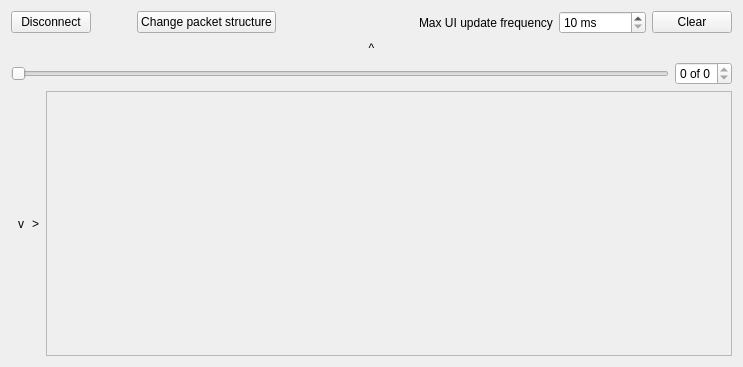
Old version of the form src/LorrisAnalyzer/lorrisanalyzer.ui in the repository Tasssadar/Lorris.
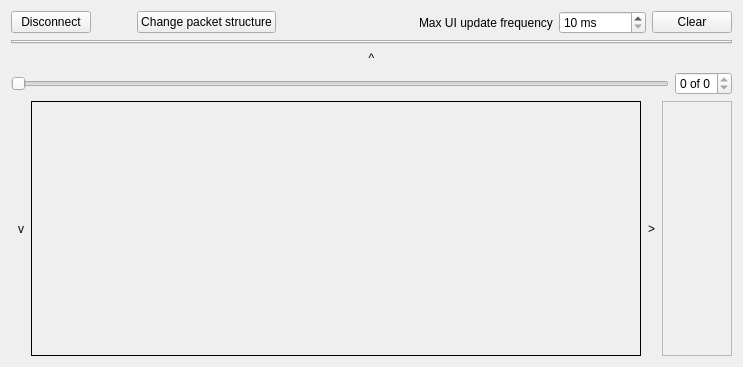
New version of the form. Custom widgets are drawn as their Qt base class.

Commit message: [215] LorrisAnalyzer: put data area and device tabs to ui file

```diff
--- a/src/LorrisAnalyzer/lorrisanalyzer.ui
+++ b/src/LorrisAnalyzer/lorrisanalyzer.ui
@@ -28,7 +28,7 @@
   <property name="autoFillBackground">
    <bool>false</bool>
   </property>
-  <layout class="QVBoxLayout" name="leftVLayout" stretch="0,0,0,4">
+  <layout class="QVBoxLayout" name="leftVLayout" stretch="0,0,0,0,4">
    <item>
     <layout class="QHBoxLayout" name="horizontalLayout">
      <item>
@@ -103,6 +103,13 @@
      </item>
     </layout>
    </item>
+   <item>
+    <widget class="DeviceTabWidget" name="devTabs">
+     <property name="movable">
+      <bool>false</bool>
+     </property>
+    </widget>
+   </item>
    <item>
     <widget class="QPushButton" name="collapseTop">
      <property name="sizePolicy">
@@ -162,7 +169,7 @@
     </layout>
    </item>
    <item>
-    <layout class="QHBoxLayout" name="bottomHLayout">
+    <layout class="QHBoxLayout" name="bottomHLayout" stretch="0,0,4,0,0">
      <item>
       <widget class="Playback" name="playFrame">
        <property name="minimumSize">
@@ -201,6 +208,25 @@
        </property>
       </widget>
      </item>
+     <item>
+      <widget class="AnalyzerDataArea" name="dataArea">
+       <property name="sizePolicy">
+        <sizepolicy hsizetype="Expanding" vsizetype="Expanding">
+         <horstretch>0</horstretch>
+         <verstretch>0</verstretch>
+        </sizepolicy>
+       </property>
+       <property name="acceptDrops">
+        <bool>true</bool>
+       </property>
+       <property name="frameShape">
+        <enum>QFrame::Panel</enum>
+       </property>
+       <property name="frameShadow">
+        <enum>QFrame::Plain</enum>
+       </property>
+      </widget>
+     </item>
      <item>
       <widget class="RotateButton" name="collapseRight">
        <property name="sizePolicy">
@@ -232,8 +258,8 @@
            <rect>
             <x>0</x>
             <y>0</y>
-            <width>691</width>
-            <height>271</height>
+            <width>58</width>
+            <height>263</height>
            </rect>
           </property>
          </widget>
@@ -257,6 +283,18 @@
    <extends>QPushButton</extends>
    <header location="global">rotatebutton.h</header>
   </customwidget>
+  <customwidget>
+   <class>AnalyzerDataArea</class>
+   <extends>QFrame</extends>
+   <header location="global">analyzerdataarea.h</header>
+   <container>1</container>
+  </customwidget>
+  <customwidget>
+   <class>DeviceTabWidget</class>
+   <extends>QTabWidget</extends>
+   <header location="global">devicetabwidget.h</header>
+   <container>1</container>
+  </customwidget>
  </customwidgets>
  <resources/>
  <connections/>
```
The commit also changes 5 other files.
